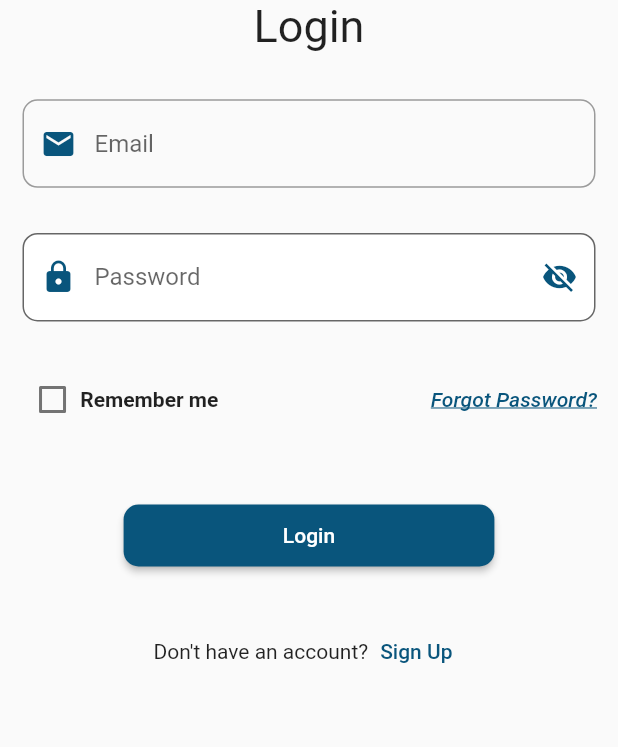
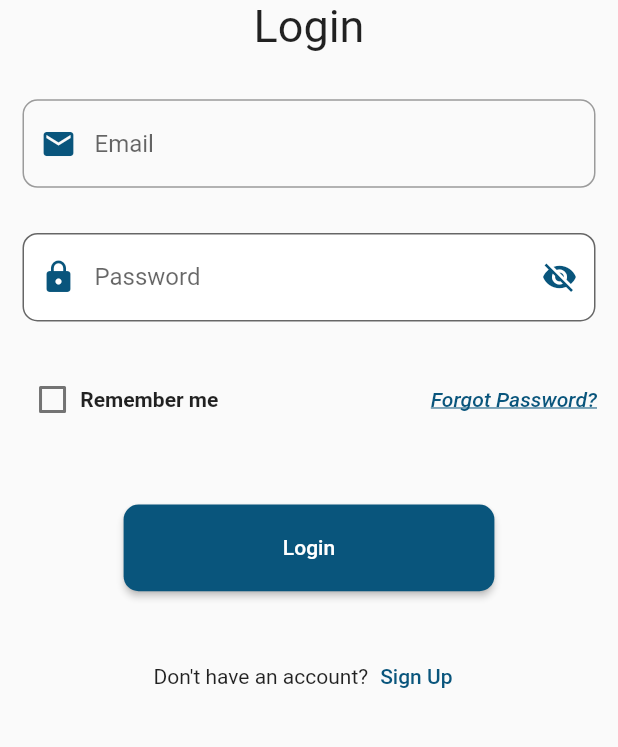
Before and after one commit to abu3athab/amal, a Flutter app: the screen it shows after launch, on a phone screen of 412 x 824 dp, the part 433-1180 px from its top. Run offline on Flutter 3.47's test engine with Material 2 defaults, Android fonts, the phone set to English and light mode, and no system bars; missing offline and left inert: dart:ffi.

Commit message:
make login responsive

```diff
--- a/lib/log in/logIn.dart
+++ b/lib/log in/logIn.dart
@@ -21,10 +21,10 @@ class LoginChild extends State<Login> {
     double height = MediaQuery.of(context).size.height;
     double width = MediaQuery.of(context).size.width;
     return Scaffold(
-      body: SingleChildScrollView(
-        child: Container(
-          height: height,
-          width: width,
+      body: Container(
+        height: height,
+        width: width,
+        child: SingleChildScrollView(
           child: Column(
             mainAxisAlignment: MainAxisAlignment.start,
             crossAxisAlignment: CrossAxisAlignment.center,
@@ -81,7 +81,7 @@ class LoginChild extends State<Login> {
               ),
               Container(
                 width: width * 0.6,
-                height: height * 0.05,
+                height: height * 0.07,
                 child: ElevatedButton(
                   onPressed: () {
                     Navigator.push(
--- a/lib/sign up/signUpCharity.dart
+++ b/lib/sign up/signUpCharity.dart
@@ -1,6 +1,7 @@
 import 'package:demo2/colors.dart';
 import 'package:flutter/material.dart';
 import 'package:flutter/rendering.dart';
+import 'package:flutter/services.dart';
 
 class SignUpChartiy extends StatefulWidget {
   const SignUpChartiy({Key? key}) : super(key: key);
@@ -118,6 +119,10 @@ class _SignUpChartiyState extends State<SignUpChartiy> {
                   const SizedBox(height: 16),
                   TextFormField(
                       keyboardType: TextInputType.number,
+                      inputFormatters: <TextInputFormatter>[
+                        FilteringTextInputFormatter.allow(RegExp(r'[0-9]')),
+                        FilteringTextInputFormatter.digitsOnly
+                      ],
                       controller: _phoneNumberController,
                       decoration: InputDecoration(
                           hintText: "Phone number",
```
